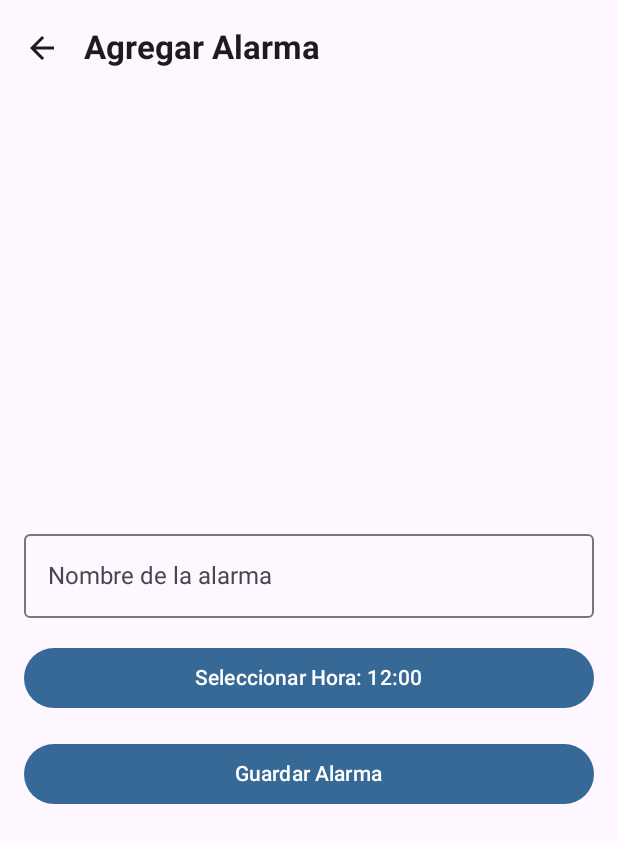
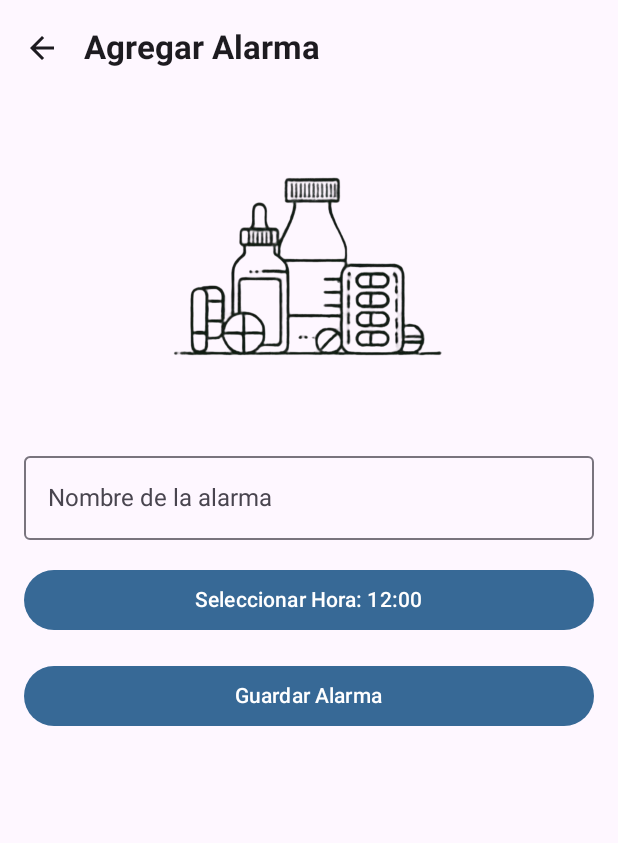
Before and after one commit to AdairORM/MedicHealthRxProyecto, an Android app built with Jetpack Compose: the AddEditAlarmScreen screen opened through its navigation route, on a phone screen of 412 x 824 dp. Shown: the top 843 px of the screen. Run offline under Robolectric (Android 15) with nearby library versions, the phone set to English and light mode, and no system bars; our stand-ins replace Room's generated code.

Commit message:
imagen en la ventana agregar alarma

```diff
--- a/app/src/main/java/com/example/medichealthrx/ui/ui/screens/AddEditAlarmScreen.kt
+++ b/app/src/main/java/com/example/medichealthrx/ui/ui/screens/AddEditAlarmScreen.kt
@@ -1,8 +1,8 @@
 package com.example.medichealthrx.ui.ui.screens
 
-import android.app.TimePickerDialog
 import android.content.Context
 import android.widget.Toast
+import androidx.compose.foundation.Image
 import androidx.compose.foundation.layout.*
 import androidx.compose.material.icons.Icons
 import androidx.compose.material.icons.filled.ArrowBack
@@ -10,8 +10,10 @@ import androidx.compose.material3.*
 import androidx.compose.runtime.*
 import androidx.compose.ui.Alignment
 import androidx.compose.ui.Modifier
+import androidx.compose.ui.res.painterResource
 import androidx.compose.ui.unit.dp
 import androidx.navigation.NavController
+import com.example.medichealthrx.R
 import com.example.medichealthrx.data.model.Alarm
 import com.example.medichealthrx.viewmodel.MainViewModel
 import java.util.*
@@ -45,9 +47,20 @@ fun AddEditAlarmScreen(
                 .fillMaxSize()
                 .padding(padding)
                 .padding(16.dp),
-            verticalArrangement = Arrangement.Center,
+            verticalArrangement = Arrangement.Top,
             horizontalAlignment = Alignment.CenterHorizontally
         ) {
+            // Imagen superior
+            Image(
+                painter = painterResource(id = R.drawable.medicamentos), // Cargar la imagen "medicamentos"
+                contentDescription = "Imagen de medicamentos",
+                modifier = Modifier
+                    .fillMaxWidth()
+                    .height(200.dp) // Ajustar la altura según lo necesario
+            )
+
+            Spacer(modifier = Modifier.height(16.dp))
+
             // Campo para el nombre de la alarma
             OutlinedTextField(
                 value = name,
@@ -120,14 +133,12 @@ fun showTimePicker(
     initialMinute: Int,
     onTimeSelected: (hour: Int, minute: Int) -> Unit
 ) {
-    val timePickerDialog = TimePickerDialog(
+    val timePickerDialog = android.app.TimePickerDialog(
         context,
-        { _, hour, minute ->
-            onTimeSelected(hour, minute)
-        },
+        { _, hour, minute -> onTimeSelected(hour, minute) },
         initialHour,
         initialMinute,
-        false // Usa formato de 12 horas; cámbialo a true para formato de 24 horas
+        false // Formato de 12 horas
     )
     timePickerDialog.show()
 }
```
Also changed, not shown: app/src/main/res/drawable/medicamentos.png (added).
